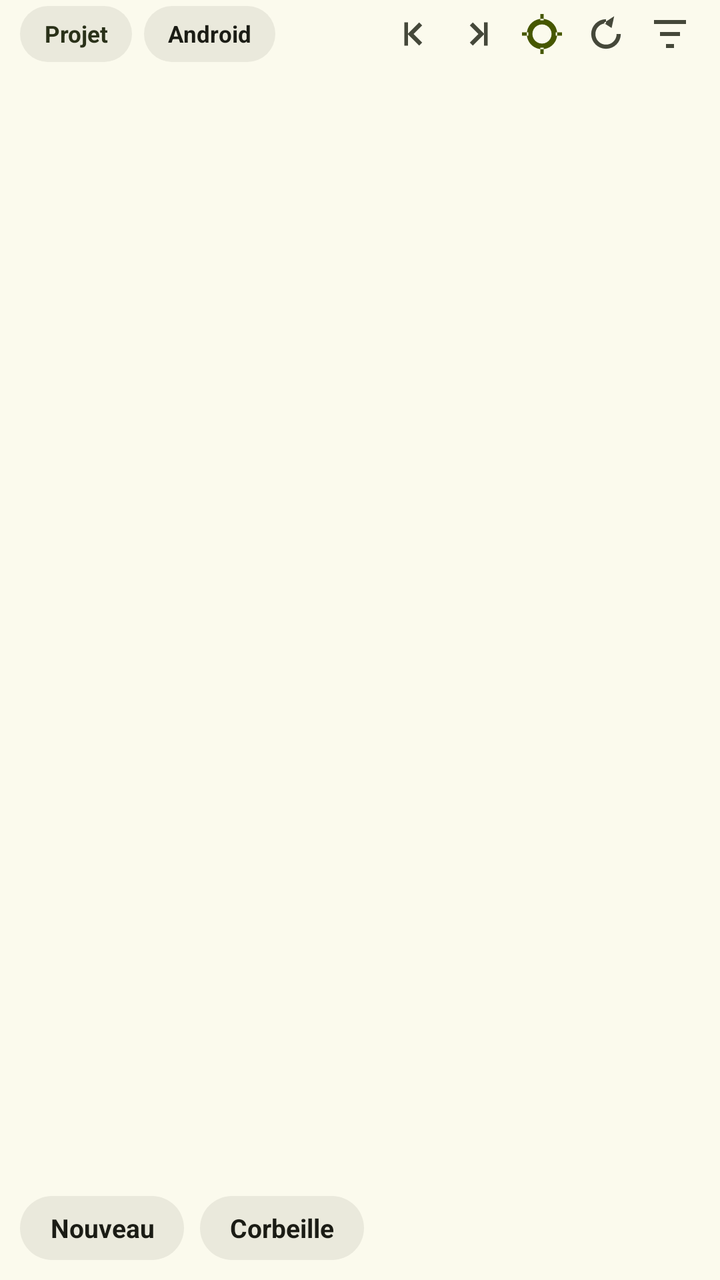
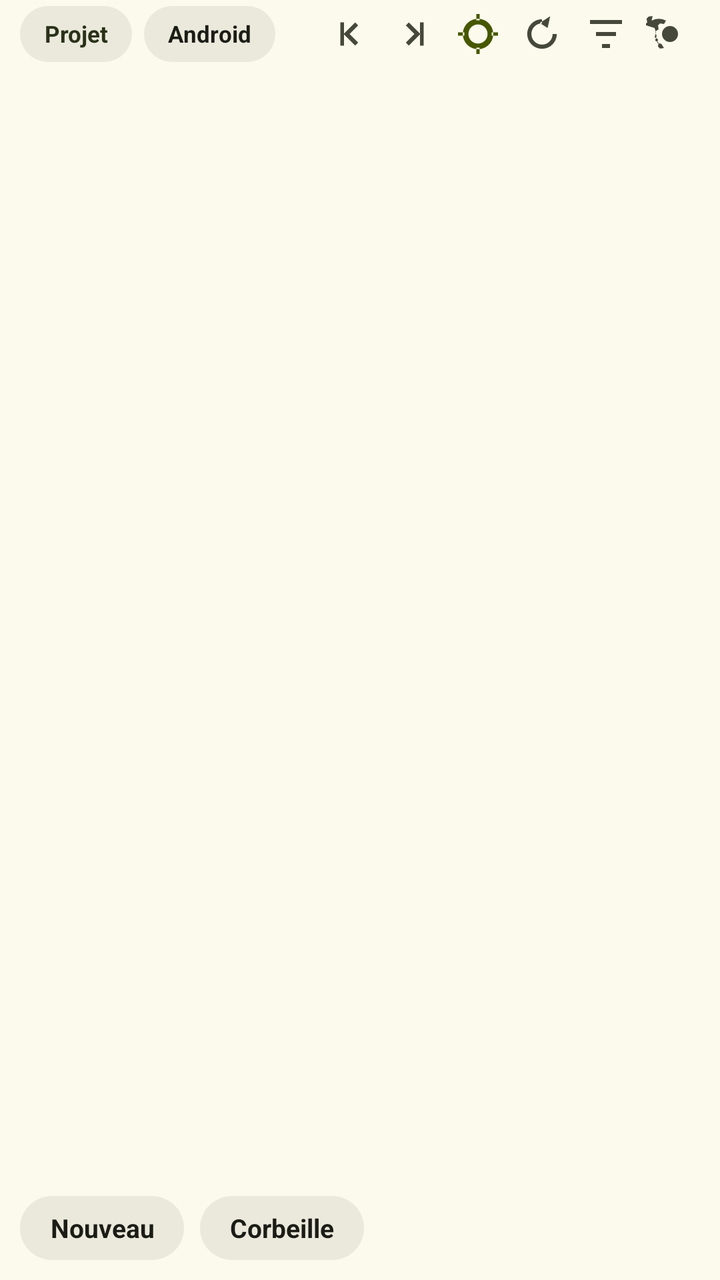

The first picture is an Android layout as it rendered before a commit; the second is the same layout after the commit. The layout source and the unified diff follow.
<!-- AndroidManifest.xml: application theme Theme.JoIDE -->
<!-- res/layout/files_tab_fragment.xml -->
<?xml version="1.0" encoding="utf-8"?>
<LinearLayout xmlns:android="http://schemas.android.com/apk/res/android"
    xmlns:app="http://schemas.android.com/apk/res-auto"
    android:layout_width="match_parent"
    android:layout_height="match_parent"
    android:orientation="vertical">

    
    <LinearLayout
        android:layout_width="match_parent"
        android:layout_height="wrap_content"
        android:orientation="horizontal"
        android:gravity="center_vertical"
        android:paddingStart="10dp"
        android:paddingEnd="10dp"
        android:paddingTop="2dp"
        android:paddingBottom="6dp">

        <TextView
            android:id="@+id/tree_view_project"
            style="@style/Chip"
            android:layout_width="wrap_content"
            android:layout_height="28dp"
            android:gravity="center"
            android:paddingStart="12dp"
            android:paddingEnd="12dp"
            android:text="@string/tiroir_vue_projet"
            android:textColor="@color/sur_sc2"
            android:textSize="11.5sp"
            android:textStyle="bold" />

        <TextView
            android:id="@+id/tree_view_android"
            style="@style/Chip"
            android:layout_width="wrap_content"
            android:layout_height="28dp"
            android:layout_marginStart="6dp"
            android:gravity="center"
            android:paddingStart="12dp"
            android:paddingEnd="12dp"
            android:text="@string/tiroir_vue_android"
            android:textColor="@color/sur"
            android:textSize="11.5sp"
            android:textStyle="bold" />

        <View
            android:layout_width="0dp"
            android:layout_height="1dp"
            android:layout_weight="1" />

        <ImageButton
            android:id="@+id/tree_collapse_all"
            style="@style/IconBtn"
            android:layout_width="30dp"
            android:layout_height="30dp"
            android:contentDescription="@string/tiroir_replier_tout"
            android:src="@drawable/ic_replier_tout"
            android:scaleType="centerInside"
            app:tint="@color/sur_var" />

        <ImageButton
            android:id="@+id/tree_expand_all"
            style="@style/IconBtn"
            android:layout_width="30dp"
            android:layout_height="30dp"
            android:layout_marginStart="2dp"
            android:contentDescription="@string/tiroir_deplier_tout"
            android:src="@drawable/ic_deplier_tout"
            android:scaleType="centerInside"
            app:tint="@color/sur_var" />

        <ImageButton
            android:id="@+id/tree_follow"
            style="@style/IconBtn"
            android:layout_width="30dp"
            android:layout_height="30dp"
            android:layout_marginStart="2dp"
            android:contentDescription="@string/tiroir_suivre"
            android:src="@drawable/ic_suivre"
            android:scaleType="centerInside"
            app:tint="@color/primaire" />

        <ImageButton
            android:id="@+id/tree_refresh"
            style="@style/IconBtn"
            android:layout_width="30dp"
            android:layout_height="30dp"
            android:layout_marginStart="2dp"
            android:contentDescription="@string/tiroir_actualiser"
            android:src="@drawable/ic_actualiser"
            android:scaleType="centerInside"
            app:tint="@color/sur_var" />

        <ImageButton
            android:id="@+id/tree_filter"
            style="@style/IconBtn"
            android:layout_width="30dp"
            android:layout_height="30dp"
            android:layout_marginStart="2dp"
            android:contentDescription="@string/tiroir_filtrer"
            android:src="@drawable/ic_filter"
            android:scaleType="centerInside"
            app:tint="@color/sur_var" />
    </LinearLayout>

    
    <LinearLayout
        android:id="@+id/tree_filter_box"
        android:layout_width="match_parent"
        android:layout_height="wrap_content"
        android:orientation="horizontal"
        android:gravity="center_vertical"
        android:layout_marginStart="10dp"
        android:layout_marginEnd="10dp"
        android:layout_marginBottom="6dp"
        android:paddingStart="10dp"
        android:paddingEnd="10dp"
        android:background="@drawable/fond_field"
        android:visibility="gone">

        <EditText
            android:id="@+id/tree_filter_field"
            android:layout_width="0dp"
            android:layout_height="38dp"
            android:layout_weight="1"
            android:inputType="text"
            android:imeOptions="actionSearch"
            android:singleLine="true"
            android:background="@null"
            android:hint="@string/tiroir_filtre_indice"
            android:textColor="@color/sur"
            android:textColorHint="@color/contour"
            android:textSize="12.5sp" />

        <TextView
            android:id="@+id/tree_filter_count"
            android:layout_width="wrap_content"
            android:layout_height="wrap_content"
            android:layout_marginStart="8dp"
            android:textColor="@color/sur_var"
            android:textSize="11sp"
            android:visibility="gone" />
    </LinearLayout>

    
    <LinearLayout
        android:id="@+id/tree_selection_bar"
        android:layout_width="match_parent"
        android:layout_height="wrap_content"
        android:orientation="horizontal"
        android:gravity="center_vertical"
        android:paddingStart="10dp"
        android:paddingEnd="6dp"
        android:paddingTop="6dp"
        android:paddingBottom="6dp"
        android:background="@color/sc2"
        android:visibility="gone">

        <TextView
            android:id="@+id/tree_selection_count"
            android:layout_width="0dp"
            android:layout_height="wrap_content"
            android:layout_weight="1"
            android:textColor="@color/sur_sc2"
            android:textSize="11.5sp"
            android:textStyle="bold" />

        <ImageButton
            android:id="@+id/tree_selection_trash"
            style="@style/IconBtn"
            android:layout_width="32dp"
            android:layout_height="32dp"
            android:contentDescription="@string/tiroir_selection_supprimer"
            android:src="@drawable/ic_trash"
            android:scaleType="centerInside"
            app:tint="@color/sur_sc2" />

        <ImageButton
            android:id="@+id/tree_selection_copy"
            style="@style/IconBtn"
            android:layout_width="32dp"
            android:layout_height="32dp"
            android:contentDescription="@string/tiroir_selection_copier"
            android:src="@drawable/ic_copy"
            android:scaleType="centerInside"
            app:tint="@color/sur_sc2" />

        <ImageButton
            android:id="@+id/tree_selection_move"
            style="@style/IconBtn"
            android:layout_width="32dp"
            android:layout_height="32dp"
            android:contentDescription="@string/tiroir_selection_deplacer"
            android:src="@drawable/ic_arrow"
            android:scaleType="centerInside"
            app:tint="@color/sur_sc2" />

        <ImageButton
            android:id="@+id/tree_selection_close"
            style="@style/IconBtn"
            android:layout_width="32dp"
            android:layout_height="32dp"
            android:contentDescription="@string/tiroir_action_annuler"
            android:src="@drawable/ic_x"
            android:scaleType="centerInside"
            app:tint="@color/sur_sc2" />
    </LinearLayout>

    
    <androidx.recyclerview.widget.RecyclerView
        android:id="@+id/tree_list"
        android:layout_width="match_parent"
        android:layout_height="0dp"
        android:layout_weight="1"
        android:paddingStart="10dp"
        android:paddingEnd="10dp"
        android:paddingTop="2dp"
        android:paddingBottom="10dp"
        android:clipToPadding="false" />

    
    <LinearLayout
        android:layout_width="match_parent"
        android:layout_height="wrap_content"
        android:orientation="horizontal"
        android:padding="10dp">

        <TextView
            android:id="@+id/tree_new_file"
            style="@style/Chip"
            android:layout_width="wrap_content"
            android:layout_height="32dp"
            android:gravity="center"
            android:text="@string/atelier_nouveau_fichier"
            android:textColor="@color/sur"
            android:textSize="@dimen/chip_txt"
            android:textStyle="bold" />

        <TextView
            android:id="@+id/tree_delete"
            style="@style/Chip"
            android:layout_width="wrap_content"
            android:layout_height="32dp"
            android:layout_marginStart="8dp"
            android:gravity="center"
            android:text="@string/atelier_corbeille"
            android:textColor="@color/sur"
            android:textSize="@dimen/chip_txt"
            android:textStyle="bold" />
    </LinearLayout>
</LinearLayout>
<!-- resources referenced by this layout -->
<resources>
  <color name="contour">#767966</color>
  <color name="primaire">#465700</color>
  <color name="sc2">#DEE5C3</color>
  <color name="sur">#1B1C15</color>
  <color name="sur_sc2">#2A3119</color>
  <color name="sur_var">#45483A</color>
  <dimen name="chip_txt">13sp</dimen>
  <!-- drawable fond_field (drawable) -->
  <?xml version="1.0" encoding="utf-8"?>
  <shape xmlns:android="http://schemas.android.com/apk/res/android"
      android:shape="rectangle">
      <solid android:color="@color/sc_highest" />
      <stroke android:width="1dp" android:color="@color/contour_var" />
      <corners android:radius="12dp" />
  </shape>
  <string name="atelier_corbeille">Corbeille</string>
  <string name="atelier_nouveau_fichier">Nouveau</string>
  <string name="tiroir_action_annuler">Annuler</string>
  <string name="tiroir_actualiser">Actualiser</string>
  <string name="tiroir_deplier_tout">Tout déplier</string>
  <string name="tiroir_filtre_indice">Filtrer par nom…</string>
  <string name="tiroir_filtrer">Filtrer</string>
  <string name="tiroir_replier_tout">Tout replier</string>
  <string name="tiroir_selection_copier">Copier les chemins</string>
  <string name="tiroir_selection_deplacer">Déplacer la sélection</string>
  <string name="tiroir_selection_supprimer">Supprimer la sélection</string>
  <string name="tiroir_suivre">Suivre le fichier actif</string>
  <string name="tiroir_vue_android">Android</string>
  <string name="tiroir_vue_projet">Projet</string>
  <style name="Chip" parent="">
          <item name="android:background">@drawable/fond_chip</item>
          <item name="android:minHeight">@dimen/chip_hauteur</item>
          <item name="android:paddingStart">@dimen/chip_padding_h</item>
          <item name="android:paddingEnd">@dimen/chip_padding_h</item>
          <item name="android:gravity">center_vertical</item>
      </style>
  <style name="IconBtn" parent="">
          <item name="android:background">@drawable/fond_iconbtn</item>
      </style>
  <color name="sc_highest">#E4E3D7</color>
  <color name="contour_var">#C6C9B2</color>
  <!-- drawable fond_chip (drawable) -->
  <?xml version="1.0" encoding="utf-8"?>
  <shape xmlns:android="http://schemas.android.com/apk/res/android">
      <solid android:color="@color/sc_high" />
      <corners android:radius="19dp" />
  </shape>
  <dimen name="chip_hauteur">38dp</dimen>
  <dimen name="chip_padding_h">15dp</dimen>
  <color name="sur_primaire">#FFFFFF</color>
  <color name="conteneur_primaire">#C7EE45</color>
  <color name="sur_conteneur_primaire">#273300</color>
  <color name="tertiaire">#6C3E85</color>
  <color name="sur_tertiaire">#FFFFFF</color>
  <color name="conteneur_tertiaire">#F2D9FF</color>
  <color name="sur_conteneur_tertiaire">#3E2457</color>
  <color name="sc">#EFEEE2</color>
  <color name="erreur">#8F4C38</color>
  <color name="conteneur_erreur">#FFDBD1</color>
  <color name="sur_conteneur_erreur">#5B1A0B</color>
  <color name="fond">#FBFAED</color>
  <color name="sc_low">#F5F4E7</color>
  <color name="sc_lowest">#FFFFFF</color>
  <color name="sc_high">#EAE9DC</color>
  <!-- unchanged entries left out for length: 11 -->
</resources>

<!-- the commit's change to res/layout/files_tab_fragment.xml (unified diff, before → after) -->
@@ -99,6 +99,17 @@
             android:layout_marginStart="2dp"
             android:contentDescription="@string/tiroir_filtrer"
             android:src="@drawable/ic_filter"
+            android:scaleType="centerInside"
+            app:tint="@color/sur_var" />
+
+        <ImageButton
+            android:id="@+id/tree_settings"
+            style="@style/IconBtn"
+            android:layout_width="30dp"
+            android:layout_height="30dp"
+            android:layout_marginStart="2dp"
+            android:contentDescription="@string/tiroir_reglages"
+            android:src="@drawable/ic_gear"
             android:scaleType="centerInside"
             app:tint="@color/sur_var" />
     </LinearLayout>
<!-- resource entries referenced after the edit -->
@@ -15,6 +15,14 @@
       <stroke android:width="1dp" android:color="@color/contour_var" />
       <corners android:radius="12dp" />
   </shape>
+  <!-- drawable ic_gear (drawable) -->
+  <?xml version="1.0" encoding="utf-8"?>
+  <vector xmlns:android="http://schemas.android.com/apk/res/android"
+      android:width="24dp" android:height="24dp"
+      android:viewportWidth="24" android:viewportHeight="24"
+      android:tint="?attr/colorOnSurfaceVariant">
+      <path android:pathData="M12 8a4 4 0 1 1 0 8 4 4 0 0 1 0-8zm-2 12.7-1-1.7-2 .3-1-1 .3-2-1.7-1 .7-2.3-.7-2.3 1.7-1-.3-2 1-1 2 .3 1-1.7a7.9 7.9 0 0 0-7.2 0l.5-2.3-2 .3-1 1 .3 2-1.7 1L4.3 9l.7 2.3-.7 2.3 1.7 1-.3 2 2 .3" android:fillColor="#FFFFFF" />
+  </vector>
   <string name="atelier_corbeille">Corbeille</string>
   <string name="atelier_nouveau_fichier">Nouveau</string>
   <string name="tiroir_action_annuler">Annuler</string>
@@ -22,6 +30,7 @@
   <string name="tiroir_deplier_tout">Tout déplier</string>
   <string name="tiroir_filtre_indice">Filtrer par nom…</string>
   <string name="tiroir_filtrer">Filtrer</string>
+  <string name="tiroir_reglages">Réglages de l\'explorateur</string>
   <string name="tiroir_replier_tout">Tout replier</string>
   <string name="tiroir_selection_copier">Copier les chemins</string>
   <string name="tiroir_selection_deplacer">Déplacer la sélection</string>
